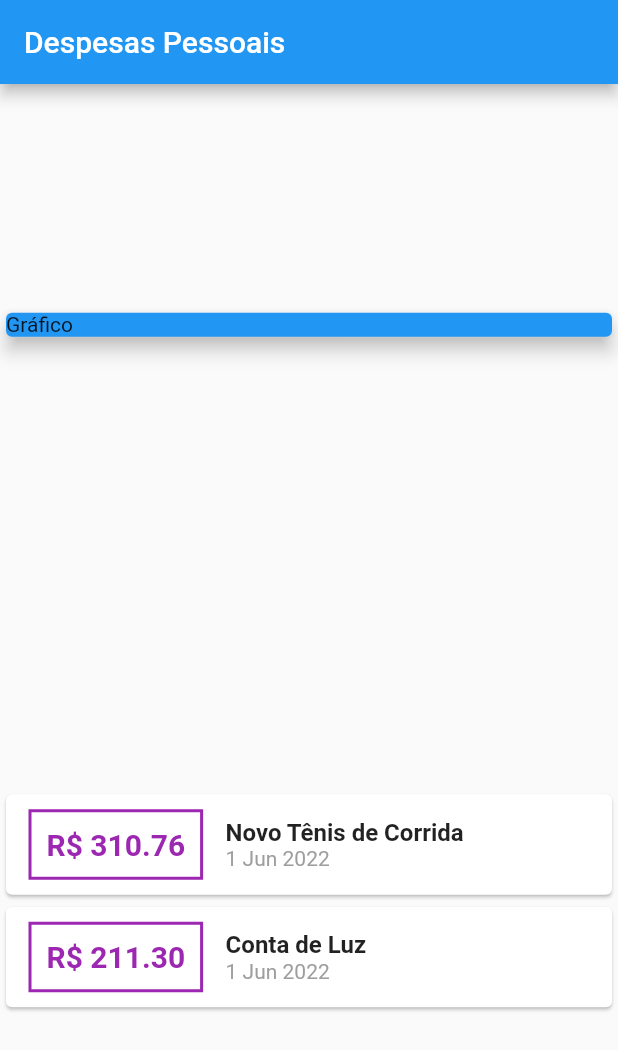
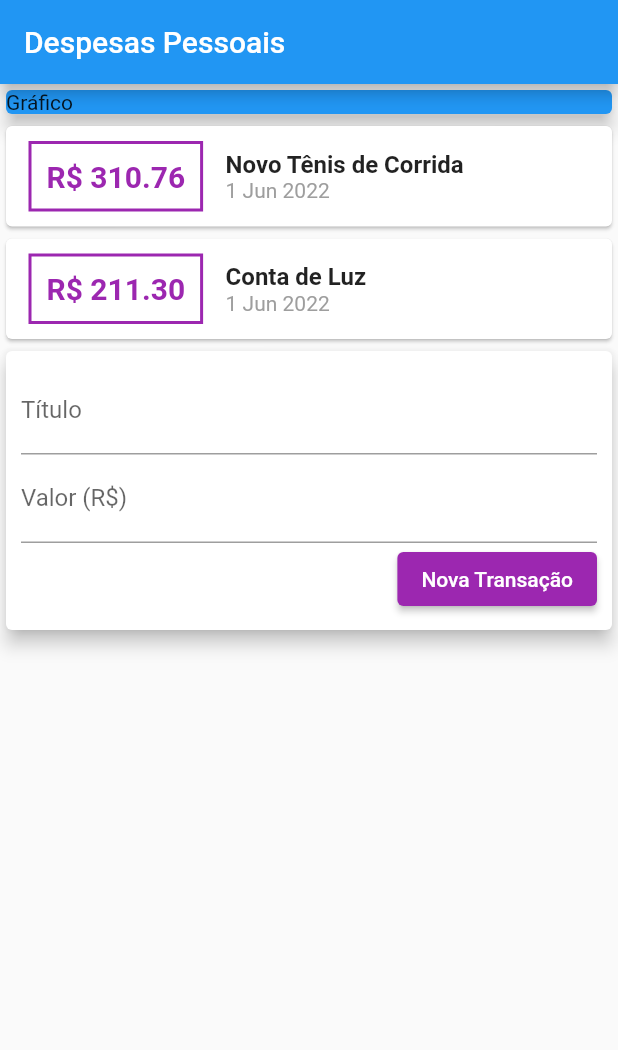
Before and after one commit to andersonmmendes/curso-flutter-expenses, a Flutter app: the screen it shows after launch, on a phone screen of 412 x 824 dp. Shown: the top 1050 px of the screen. Run offline on Flutter 3.47's test engine with Material 2 defaults, Android fonts, the phone set to English and light mode, and no system bars.

Commit message:
Aula 101 - Finalizada

```diff
--- a/lib/main.dart
+++ b/lib/main.dart
@@ -36,7 +36,6 @@ class MyHomePage extends StatelessWidget {
     return Scaffold(
         appBar: AppBar(title: Text('Despesas Pessoais')),
         body: Column(
-          mainAxisAlignment: MainAxisAlignment.spaceAround,
           crossAxisAlignment: CrossAxisAlignment.stretch,
           children: [
             Container(
@@ -94,6 +93,38 @@ class MyHomePage extends StatelessWidget {
                   ),
                 );
               }).toList(),
+            ),
+            Card(
+              elevation: 5,
+              child: Padding(
+                padding: const EdgeInsets.all(10),
+                child: Column(
+                  children: [
+                    TextField(
+                      decoration: InputDecoration(
+                        labelText: 'Título',
+                      ),
+                    ),
+                    TextField(
+                      decoration: InputDecoration(
+                        labelText: 'Valor (R\$)',
+                      ),
+                    ),
+                    Row(
+                      mainAxisAlignment: MainAxisAlignment.end,
+                      children: [
+                        ElevatedButton(
+                          onPressed: () {},
+                          child: Text('Nova Transação'),
+                          style: ElevatedButton.styleFrom(
+                            primary: Colors.purple,
+                          ),
+                        ),
+                      ],
+                    )
+                  ],
+                ),
+              ),
             )
           ],
         ));
```
